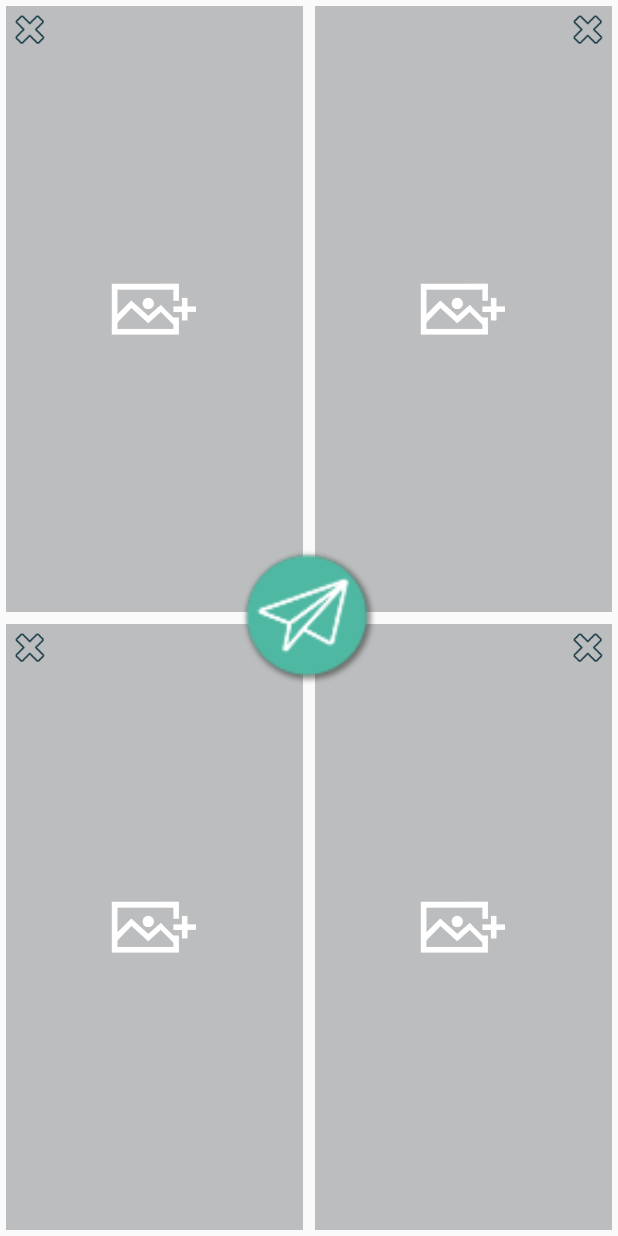
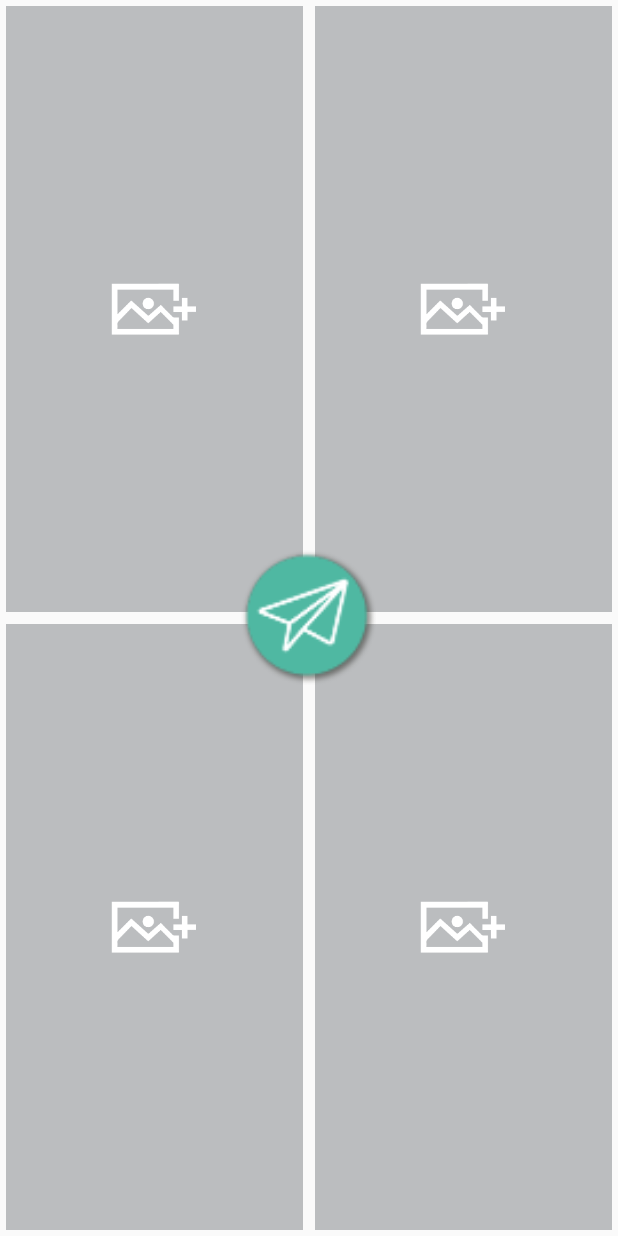
Before and after one commit to gnardini/unstuck-me-android, an Android app: the layout fragment_create_questions.xml on its own in the app's theme, with its tools: preview values and no code run, on a phone screen of 412 x 824 dp. Run offline under Robolectric (Android 15) with nearby library versions, the phone set to English and light mode, and no system bars.

Commit message:
UI changes

```diff
--- a/app/src/main/res/layout/adapter_answer_element.xml
+++ b/app/src/main/res/layout/adapter_answer_element.xml
@@ -14,7 +14,7 @@
         android:id="@+id/adapter_results_highlight"
         android:layout_width="match_parent"
         android:layout_height="match_parent"
-        android:src="@drawable/voted"
+        android:src="@drawable/ic_tick"
         android:scaleType="centerInside"
         android:background="@color/highlight_black" />
 
--- a/app/src/main/res/layout/fragment_create_questions.xml
+++ b/app/src/main/res/layout/fragment_create_questions.xml
@@ -26,7 +26,8 @@
 
                 <ImageButton
                     android:id="@+id/create_questions_image_erase_1"
-                    style="@style/create_questions_button_remove_image" />
+                    style="@style/create_questions_button_remove_image"
+                    android:visibility="gone"/>
 
                 <ImageView
                     android:id="@+id/create_questions_placeholder_1"
@@ -47,7 +48,8 @@
                 <ImageButton
                     android:id="@+id/create_questions_image_erase_2"
                     style="@style/create_questions_button_remove_image"
-                    android:layout_gravity="right"/>
+                    android:layout_gravity="right"
+                    android:visibility="gone"/>
 
                 <ImageView
                     android:id="@+id/create_questions_placeholder_2"
@@ -73,7 +75,8 @@
 
                 <ImageButton
                     android:id="@+id/create_questions_image_erase_3"
-                    style="@style/create_questions_button_remove_image" />
+                    style="@style/create_questions_button_remove_image"
+                    android:visibility="gone"/>
 
                 <ImageView
                     android:id="@+id/create_questions_placeholder_3"
@@ -94,7 +97,8 @@
                 <ImageButton
                     android:id="@+id/create_questions_image_erase_4"
                     style="@style/create_questions_button_remove_image"
-                    android:layout_gravity="right"/>
+                    android:layout_gravity="right"
+                    android:visibility="gone"/>
 
                 <ImageView
                     android:id="@+id/create_questions_placeholder_4"
```
Also changed, not shown: app/src/main/java/ar/com/wolox/unstuckme/fragment/create_question/CreateQuestionsFragment.java (+23 -10 lines), app/src/main/java/ar/com/wolox/unstuckme/utils/AnimationsHelper.java (+7 -0 lines), app/src/main/java/ar/com/wolox/unstuckme/utils/ImageEraseListener.java (+10 -9 lines), app/src/main/res/anim/scale_anticipate.xml (added, +14 -0 lines), 1 other file.
